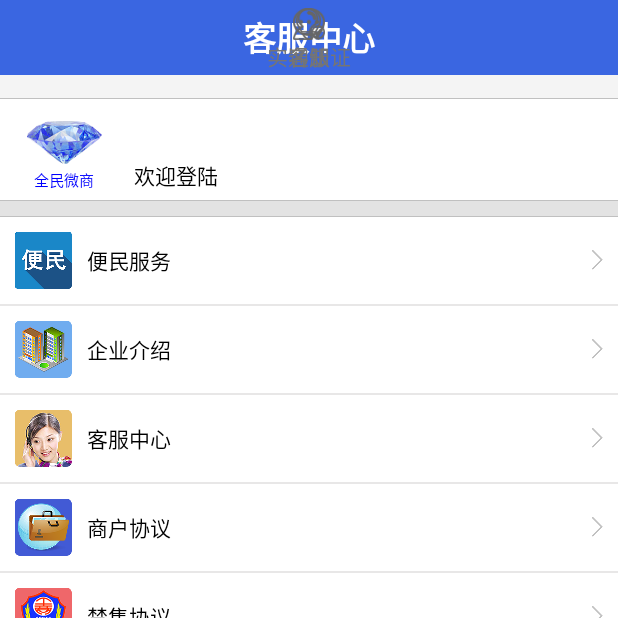
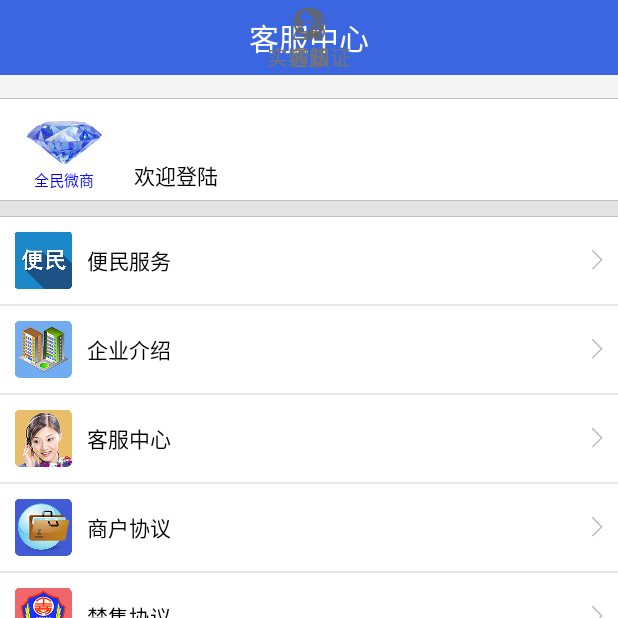
Before and after one commit to cyx362442/HuaBei, an Android app: the fragment ServerFragment placed in its activity, on a phone screen of 412 x 824 dp, the top half of it. Run offline under Robolectric (Android 15) with nearby library versions, the phone set to English and light mode, and no system bars; our stand-ins replace ButterKnife, Volley; libraries missing offline, so code that uses them is left out: com.baidu.location, com.baidu.mapapi, com.youth.banner; network calls fail; 12 statements that could not run were skipped.

Commit message:
cyy09292

```diff
--- a/app/src/main/java/com/zhongbang/huabei/fragment/MainFragmentTop.java
+++ b/app/src/main/java/com/zhongbang/huabei/fragment/MainFragmentTop.java
@@ -1,7 +1,6 @@
 package com.zhongbang.huabei.fragment;
 
 import android.content.Intent;
-import android.content.SharedPreferences;
 import android.os.Bundle;
 import android.support.v4.app.Fragment;
 import android.view.LayoutInflater;
--- a/app/src/main/res/layout/activity_login.xml
+++ b/app/src/main/res/layout/activity_login.xml
@@ -80,7 +80,7 @@
                 android:layout_height="wrap_content"
                 android:padding="20dp"
                 android:layout_centerVertical="true"
-                android:src="@drawable/ic_visibility_black_24dp"
+                android:src="@drawable/ic_visibility_gray_24dp"
                 android:layout_alignParentRight="true"
                 />
         </RelativeLayout>
--- a/app/src/main/res/layout/fragment_server.xml
+++ b/app/src/main/res/layout/fragment_server.xml
@@ -7,7 +7,7 @@
     <RelativeLayout
         android:id="@+id/relativeLayout_landing"
         android:layout_width="match_parent"
-        android:layout_height="50dp"
+        android:layout_height="wrap_content"
         android:layout_alignParentLeft="true"
         android:layout_alignParentTop="true"
         android:background="@color/blue" >
@@ -23,12 +23,11 @@
             android:id="@+id/textView_title"
             android:layout_width="wrap_content"
             android:layout_height="wrap_content"
-            android:layout_centerHorizontal="true"
-            android:layout_centerVertical="true"
+            android:padding="10dp"
+            android:layout_centerInParent="true"
+            android:textSize="@dimen/dimen20"
             android:text="客服中心"
-            android:textAppearance="?android:attr/textAppearanceLarge"
-            android:textColor="#ffffff"
-            android:textStyle="bold" />
+            android:textColor="#ffffff"/>
     </RelativeLayout>
     <android.widget.ScrollView
         android:layout_width="match_parent"
```
Also changed, not shown: app/src/main/java/com/zhongbang/huabei/app/LoginActivity.java (+22 -22 lines), app/src/main/res/drawable-hdpi/ic_visibility_black_24dp.png (deleted), app/src/main/res/mipmap-xhdpi/eyes_close.png (added), app/src/main/res/mipmap-xhdpi/eyes_open.png (added).
